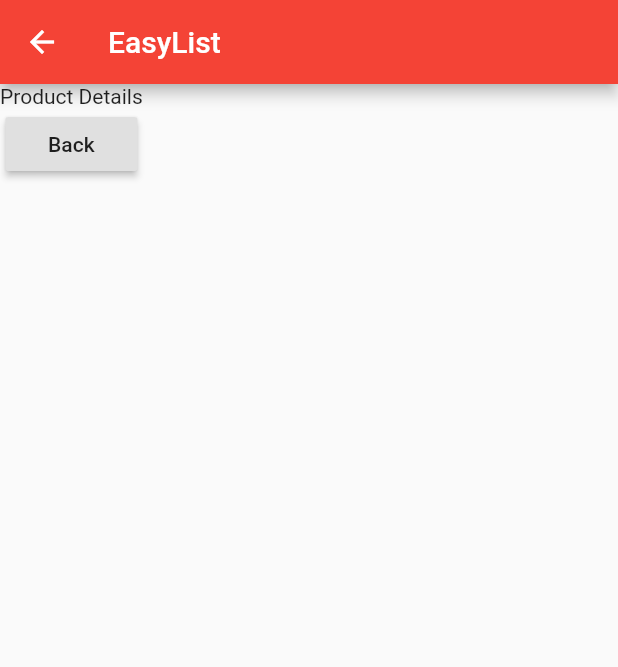
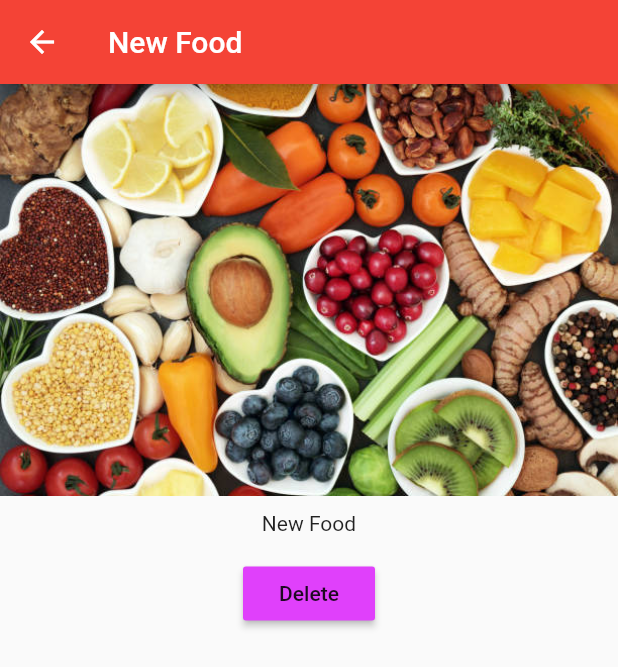
Before and after one commit to ahamouda88/flutter-course, a Flutter app: the screen it shows after launch, after a tap on "Press This", after a tap on "Details", on a phone screen of 412 x 824 dp. Shown: the top 667 px of the screen. Run offline on Flutter 3.47's test engine with Material 2 defaults, Android fonts, the phone set to English and light mode, and no system bars.

Commit message:
Add delete func

```diff
--- a/lib/main.dart
+++ b/lib/main.dart
@@ -8,7 +8,10 @@ class MyApp extends StatelessWidget {
   @override
   Widget build(BuildContext context) {
     return MaterialApp(
-      theme: ThemeData(primaryColor: Colors.red),
+      theme: ThemeData(
+        primaryColor: Colors.red,
+        accentColor: Colors.purpleAccent,
+      ),
       home: HomePage(),
     );
   }
--- a/lib/pages/product.dart
+++ b/lib/pages/product.dart
@@ -1,19 +1,32 @@
 import 'package:flutter/material.dart';
 
 class ProductPage extends StatelessWidget {
+  final String title;
+  final String imageUrl;
+
+  ProductPage(this.title, this.imageUrl);
+
   @override
   Widget build(BuildContext context) {
     return Scaffold(
       appBar: AppBar(
-        title: Text('EasyList'),
+        title: Text(title),
       ),
       body: Column(
         children: <Widget>[
-          Text('Product Details'),
-          RaisedButton(
-            child: Text('Back'),
-            onPressed: () => Navigator.pop(context),
+          Image.asset(imageUrl),
+          Container(
+            child: Text(title),
+            padding: EdgeInsets.all(10.0),
           ),
+          Container(
+            child: RaisedButton(
+              color: Theme.of(context).accentColor,
+              child: Text('Delete'),
+              onPressed: () => Navigator.pop(context, true),
+            ),
+            padding: EdgeInsets.all(5.0),
+          )
         ],
       ),
     );
--- a/lib/product_control.dart
+++ b/lib/product_control.dart
@@ -11,7 +11,7 @@ class ProductControl extends StatelessWidget {
       color: Theme.of(context).primaryColor,
       child: Text('Press This'),
       onPressed: () {
-        addProduct('New Product');
+        addProduct({'title': 'New Food', 'imageUrl': 'assets/food.jpg'});
       },
     );
   }
--- a/lib/product_manager.dart
+++ b/lib/product_manager.dart
@@ -4,7 +4,7 @@ import './product_control.dart';
 import './products.dart';
 
 class ProductManager extends StatefulWidget {
-  final String initProduct;
+  final Map<String, String> initProduct;
 
   ProductManager({this.initProduct});
 
@@ -15,11 +15,17 @@ class ProductManager extends StatefulWidget {
 }
 
 class _ProductManagerState extends State<ProductManager> {
-  List<String> _products = [];
+  List<Map<String, String>> _products = [];
 
-  void _addProduct(String newProduct) {
+  void _addProduct(Map<String, String> newProduct) {
     setState(() {
       _products.add(newProduct);
+    });
+  }
+
+  void _deleteProduct(int index) {
+    setState(() {
+      _products.removeAt(index);
     });
   }
 
@@ -39,7 +45,7 @@ class _ProductManagerState extends State<ProductManager> {
         child: ProductControl(_addProduct),
       ),
       Expanded(
-        child: Products(_products),
+        child: Products(_products, deleteProduct: _deleteProduct),
       )
     ]);
   }
--- a/lib/products.dart
+++ b/lib/products.dart
@@ -3,26 +3,34 @@ import 'package:flutter/material.dart';
 import './pages/product.dart';
 
 class Products extends StatelessWidget {
-  final List<String> products;
+  final List<Map<String, String>> products;
+  final Function deleteProduct;
 
-  Products(this.products);
+  Products(this.products, {this.deleteProduct});
 
   Widget _buildProductItem(BuildContext context, int index) {
     return Card(
       child: Column(
         children: <Widget>[
-          Image.asset('assets/food.jpg'),
-          Text(products[index]),
+          Image.asset(products[index]['imageUrl']),
+          Text(products[index]['title']),
           ButtonBar(
             alignment: MainAxisAlignment.center,
             children: <Widget>[
               FlatButton(
                 child: Text('Details'),
-                onPressed: () => Navigator.push(
-                    context,
-                    MaterialPageRoute(
-                      builder: (context) => ProductPage(),
-                    )),
+                onPressed: () => Navigator.push<bool>(
+                      context,
+                      MaterialPageRoute(
+                        builder: (context) => ProductPage(
+                            products[index]['title'],
+                            products[index]['imageUrl']),
+                      ),
+                    ).then((bool value) {
+                      if (value) {
+                        deleteProduct(index);
+                      }
+                    }),
               )
             ],
           )
```
